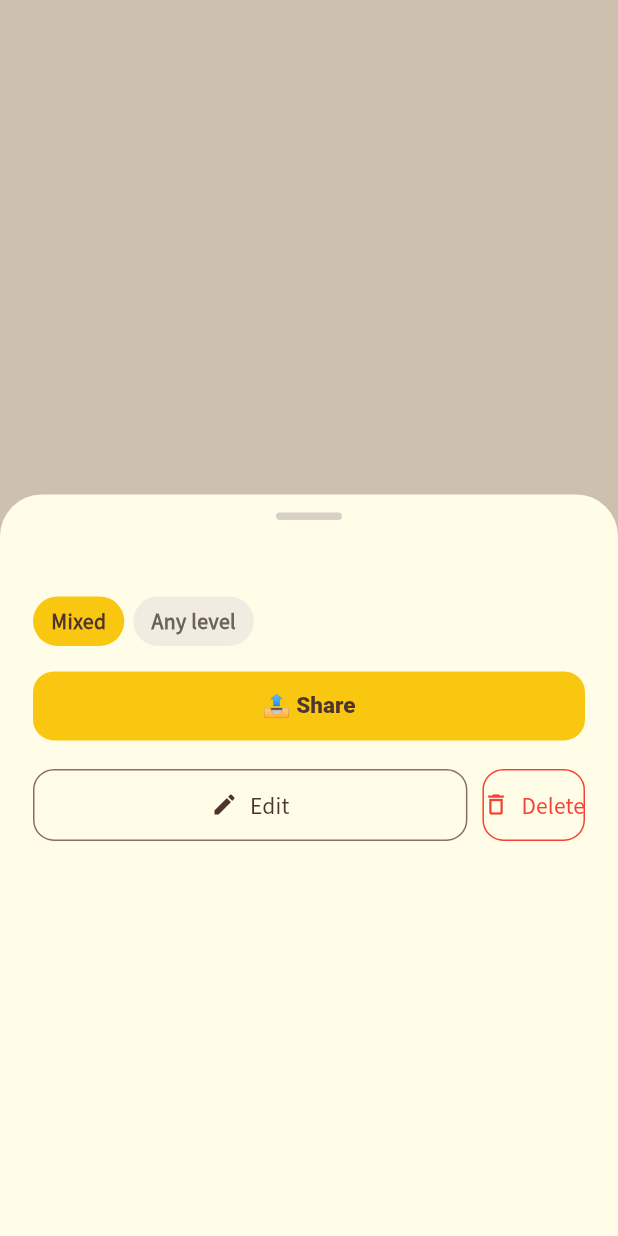
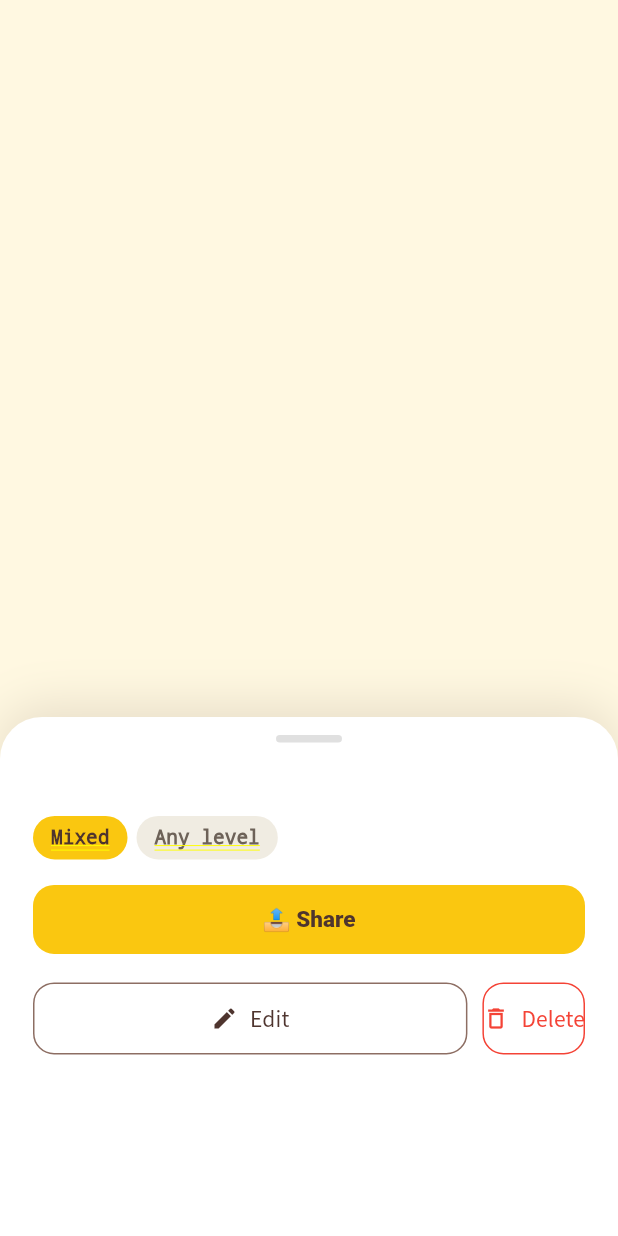
Before and after one commit to nulloongzi/null_oongzi-do-app, a Flutter app: what showSpotDetail() shows on an empty page, opened directly with empty values, on a phone screen of 412 x 824 dp. Run offline on Flutter 3.47's test engine with Material 3 defaults, Android fonts, the phone set to English and light mode, and no system bars; our stand-ins replace app_links, cloud_firestore, cloud_functions, firebase_analytics, firebase_auth, firebase_core and 9 more; missing offline and left inert: appinio_social_share, flutter_naver_map; accounts and stored records are empty.

Commit message:
feat(ui): 상세 시트를 비모달 패널로 — 지도 띄운 채 조작 (웹 .bottom-sheet 패리티)
웹 .bottom-sheet는 백드롭 없는 단독 요소라 시트 띄운 채 지도 조작이 됐는데,
네이티브는 showModalBottomSheet라 scrim이 지도를 막고 딤이 깔렸다. OverlayEntry +
바닥 정렬(Align) 패널로 바꿔 위쪽 빈 영역 터치가 지도로 패스스루 → 지도 조작 복원,
딤 제거. 배경도 흰색(웹 동일). 핸들 끌어 peek(42%)↔expand(90%), 아래로 내리면 닫힘.

- lib/widgets/map_detail_panel.dart: 비모달 드래그 패널(Align+AnimatedContainer)
- detail_sheet: _showDetailSheet를 OverlayEntry 기반으로(한 번에 하나 교체),
  수정/삭제/급구가 Navigator.pop(sheetCtx) 대신 close() 콜백 사용
- show*Detail 시그니처 불변 → map_screen 호출부 그대로

```diff
--- a/lib/screens/detail_sheet.dart
+++ b/lib/screens/detail_sheet.dart
@@ -19,6 +19,7 @@ import '../widgets/insta_embed.dart';
 import '../widgets/schedule_timetable.dart';
 import '../widgets/share_menu.dart';
 import '../widgets/story_card.dart';
+import '../widgets/map_detail_panel.dart';
 import 'club_form_screen.dart';
 import 'pickup_form_screen.dart';
 
@@ -143,15 +144,15 @@ NLatLng _centerOf(double? lat, double? lng) => (lat != null && lng != null)
     ? NLatLng(lat, lng)
     : const NLatLng(37.5559, 127.0838);
 
-// 삭제 확인 → 삭제 → 시트 닫기 → onChanged. sheetCtx=시트 내부, outerCtx=호출측(스낵바용).
+// 삭제 확인 → 삭제 → 패널 닫기(close) → onChanged. context=호출측(다이얼로그·스낵바).
 Future<void> _confirmDelete(
-  BuildContext sheetCtx,
-  BuildContext outerCtx,
+  BuildContext context,
   Future<void> Function()? onChanged,
+  VoidCallback close,
   Future<void> Function() doDelete,
 ) async {
   final ok = await showDialog<bool>(
-    context: sheetCtx,
+    context: context,
     builder: (dctx) => AlertDialog(
       title: Text(t('modify_delete_title')),
       content: Text(t('modify_delete_body')),
@@ -169,35 +170,35 @@ Future<void> _confirmDelete(
   try {
     await doDelete();
   } catch (e) {
-    if (outerCtx.mounted) {
-      ScaffoldMessenger.of(outerCtx)
+    if (context.mounted) {
+      ScaffoldMessenger.of(context)
           .showSnackBar(SnackBar(content: Text('${t('err_delete')}: $e')));
     }
     return;
   }
-  if (sheetCtx.mounted) Navigator.pop(sheetCtx);
+  close();
   await onChanged?.call();
 }
 
 // 동호회 급구(is_urgent) 올리기/내리기 — 소유자 전용. update merge로 나머지 보존.
 Widget _urgentToggle(
   Club c,
-  BuildContext sheetCtx,
-  BuildContext outerCtx,
+  BuildContext context,
   Future<void> Function()? onChanged,
+  VoidCallback close,
 ) {
   Future<void> apply(bool urgent, String msg) async {
     try {
       await DataRepository().updateClub(
           c.id, {'is_urgent': urgent, 'urgent_msg': urgent ? msg : ''});
     } catch (e) {
-      if (outerCtx.mounted) {
-        ScaffoldMessenger.of(outerCtx)
+      if (context.mounted) {
+        ScaffoldMessenger.of(context)
             .showSnackBar(SnackBar(content: Text('${t('err_generic')}: $e')));
       }
       return;
     }
-    if (sheetCtx.mounted) Navigator.pop(sheetCtx);
+    close();
     await onChanged?.call();
   }
 
@@ -210,7 +211,7 @@ Widget _urgentToggle(
           if (c.isUrgent) {
             await apply(false, '');
           } else {
-            final msg = await _promptText(sheetCtx,
+            final msg = await _promptText(context,
                 title: t('urgent_on'), hint: t('urgent_msg_hint'));
             if (msg != null && msg.trim().isNotEmpty) await apply(true, msg.trim());
           }
@@ -270,54 +271,30 @@ Future<String?> _promptText(BuildContext ctx,
   );
 }
 
-// 상세 시트: 웹 club-detail/pickup-detail처럼 작게 떴다가(peek) 끌어올리면 펼쳐지는
-// (expand) 드래그 가능한 바텀시트. content는 sheetCtx(시트 내부 컨텍스트)를 받아 빌드한다
-// — 수정/삭제/급구 토글이 Navigator.pop(sheetCtx)를 쓰기 때문.
+// 상세 시트: 웹 .bottom-sheet처럼 비(非)모달로 띄운다 — OverlayEntry로 화면 바닥에만 깔고
+// (딤·배리어 없음) 위쪽 지도는 그대로 조작 가능. content는 close 콜백을 받아 빌드한다
+// (수정/삭제/급구 토글이 패널을 닫을 때 사용). 한 번에 하나만 — 새로 열면 기존 패널 교체.
+OverlayEntry? _activeDetailEntry;
+
 void _showDetailSheet(
   BuildContext context,
-  List<Widget> Function(BuildContext sheetCtx) content,
+  List<Widget> Function(VoidCallback close) content,
 ) {
-  showModalBottomSheet(
-    context: context,
-    isScrollControlled: true,
-    showDragHandle: false, // 아래 커스텀 핸들 사용
-    backgroundColor: Colors.transparent, // 내부 컨테이너로 라운드/배경 처리
-    builder: (sheetCtx) => DraggableScrollableSheet(
-      initialChildSize: 0.6, // peek
-      minChildSize: 0.4,
-      maxChildSize: 0.92, // expand
-      expand: false,
-      snap: true,
-      snapSizes: const [0.6, 0.92],
-      builder: (ctx, scrollController) => Container(
-        decoration: const BoxDecoration(
-          color: NurungjiColors.light,
-          borderRadius: BorderRadius.vertical(top: Radius.circular(28)),
-        ),
-        clipBehavior: Clip.antiAlias,
-        child: Column(
-          children: [
-            // 드래그 핸들 (웹 .sheet-handle: #d8cfc6, 44x5)
-            Container(
-              width: 44,
-              height: 5,
-              margin: const EdgeInsets.only(top: 12, bottom: 2),
-              decoration: BoxDecoration(
-                color: const Color(0xFFD8CFC6),
-                borderRadius: BorderRadius.circular(3),
-              ),
-            ),
-            Expanded(
-              child: SingleChildScrollView(
-                controller: scrollController, // 드래그-스크롤 연동(필수)
-                child: _sheet(content(sheetCtx)),
-              ),
-            ),
-          ],
-        ),
-      ),
-    ),
+  _activeDetailEntry?.remove();
+  _activeDetailEntry = null;
+  final overlay = Overlay.of(context);
+  late OverlayEntry entry;
+  void close() {
+    if (identical(_activeDetailEntry, entry)) _activeDetailEntry = null;
+    if (entry.mounted) entry.remove();
+  }
+
+  entry = OverlayEntry(
+    builder: (_) =>
+        MapDetailPanel(onClose: close, child: _sheet(content(close))),
   );
+  _activeDetailEntry = entry;
+  overlay.insert(entry);
 }
 
 void showSpotDetail(
@@ -333,7 +310,7 @@ void showSpotDetail(
   final canModify =
       (currentUid != null && s.ownerUid != null && s.ownerUid == currentUid) ||
           isAdmin;
-  _showDetailSheet(context, (sheetCtx) => [
+  _showDetailSheet(context, (close) => [
         Text(s.title, style: _titleStyle),
         const SizedBox(height: 12),
         Wrap(spacing: 6, runSpacing: 6, children: [
@@ -375,7 +352,7 @@ void showSpotDetail(
         if (canModify)
           _modifyRow(
             onEdit: () async {
-              Navigator.pop(sheetCtx);
+              close();
               final ok = await showPickupFormSheet(
                 context,
                 editing: s,
@@ -383,7 +360,7 @@ void showSpotDetail(
               );
               if (ok == true) await onChanged?.call();
             },
-            onDelete: () => _confirmDelete(sheetCtx, context, onChanged,
+            onDelete: () => _confirmDelete(context, onChanged, close,
                 () => DataRepository().deletePickup(s.id)),
           ),
       ]);
@@ -406,7 +383,7 @@ void showClubDetail(
           c.registeredBy != null &&
           c.registeredBy == currentUid) ||
       isAdmin;
-  _showDetailSheet(context, (sheetCtx) => [
+  _showDetailSheet(context, (close) => [
         Row(children: [
           if (c.isVerified)
             const Padding(
@@ -464,11 +441,11 @@ void showClubDetail(
           ),
         ),
         if (canModify && !c.isVerified) _verifyBtn(c, context),
-        if (canModify) _urgentToggle(c, sheetCtx, context, onChanged),
+        if (canModify) _urgentToggle(c, context, onChanged, close),
         if (canModify)
           _modifyRow(
             onEdit: () async {
-              Navigator.pop(sheetCtx);
+              close();
               final ok = await showClubFormSheet(
                 context,
                 editing: c,
@@ -476,7 +453,7 @@ void showClubDetail(
               );
               if (ok == true) await onChanged?.call();
             },
-            onDelete: () => _confirmDelete(sheetCtx, context, onChanged,
+            onDelete: () => _confirmDelete(context, onChanged, close,
                 () => DataRepository().deleteClub(c.id)),
           ),
       ]);
--- /dev/null
+++ b/lib/widgets/map_detail_panel.dart
@@ -0,0 +1,100 @@
+// map_detail_panel.dart — 비(非)모달 상세 바텀 패널.
+// 웹 .bottom-sheet 동작 재현: 화면 바닥에만 깔리고(딤·배리어 없음) 위쪽 영역의 터치는
+// 그대로 지도로 통과된다 → 시트를 띄운 채 지도 패닝/줌 가능. 핸들을 끌어 peek↔expand
+// 높이를 조절하고, 아래로 충분히 내리면 닫힌다. 본문은 내부에서 스크롤.
+//
+// OverlayEntry로 띄우므로 Positioned가 아닌 Align(bottomCenter)을 쓴다(빈 위쪽은
+// 히트테스트되지 않아 아래 지도로 패스스루).
+import 'package:flutter/material.dart';
+
+class MapDetailPanel extends StatefulWidget {
+  final Widget child; // 스크롤될 상세 본문
+  final VoidCallback onClose;
+  const MapDetailPanel({super.key, required this.child, required this.onClose});
+
+  @override
+  State<MapDetailPanel> createState() => _MapDetailPanelState();
+}
+
+class _MapDetailPanelState extends State<MapDetailPanel> {
+  double _height = 0;
+  double _peek = 0;
+  double _expanded = 0;
+  bool _ready = false;
+  bool _dragging = false;
+
+  void _ensure(double screenH) {
+    if (_ready) return;
+    _peek = screenH * 0.42;
+    _expanded = screenH * 0.9;
+    _height = _peek;
+    _ready = true;
+  }
+
+  void _onDragEnd() {
+    if (_height < _peek * 0.6) {
+      widget.onClose(); // 아래로 충분히 내리면 닫힘
+      return;
+    }
+    final mid = (_peek + _expanded) / 2;
+    setState(() {
+      _dragging = false;
+      _height = _height >= mid ? _expanded : _peek; // 가까운 지점으로 스냅
+    });
+  }
+
+  @override
+  Widget build(BuildContext context) {
+    _ensure(MediaQuery.of(context).size.height);
+    return Align(
+      alignment: Alignment.bottomCenter,
+      child: AnimatedContainer(
+        duration: Duration(milliseconds: _dragging ? 0 : 240),
+        curve: Curves.easeOutCubic,
+        height: _height,
+        width: double.infinity,
+        decoration: const BoxDecoration(
+          color: Colors.white, // 웹 .bottom-sheet: 흰색
+          borderRadius: BorderRadius.vertical(top: Radius.circular(28)),
+          boxShadow: [
+            // 갈색 그림자(따뜻함) — 위로 뜨는 방향
+            BoxShadow(
+                color: Color(0x265D4037),
+                blurRadius: 28,
+                offset: Offset(0, -6)),
+          ],
+        ),
+        clipBehavior: Clip.antiAlias,
+        child: Column(
+          children: [
+            // 드래그 핸들 (여기만 끌어 높이 조절 — 웹과 동일, 본문 스크롤과 비간섭)
+            GestureDetector(
+              behavior: HitTestBehavior.opaque,
+              onVerticalDragStart: (_) => setState(() => _dragging = true),
+              onVerticalDragUpdate: (d) => setState(() {
+                _height = (_height - d.delta.dy).clamp(0.0, _expanded);
+              }),
+              onVerticalDragEnd: (_) => _onDragEnd(),
+              child: Container(
+                width: double.infinity,
+                padding: const EdgeInsets.only(top: 12, bottom: 6),
+                alignment: Alignment.center,
+                child: Container(
+                  width: 44,
+                  height: 5,
+                  decoration: BoxDecoration(
+                    color: const Color(0xFFE0E0E0), // 웹 .sheet-handle
+                    borderRadius: BorderRadius.circular(3),
+                  ),
+                ),
+              ),
+            ),
+            Expanded(
+              child: SingleChildScrollView(child: widget.child),
+            ),
+          ],
+        ),
+      ),
+    );
+  }
+}
```
